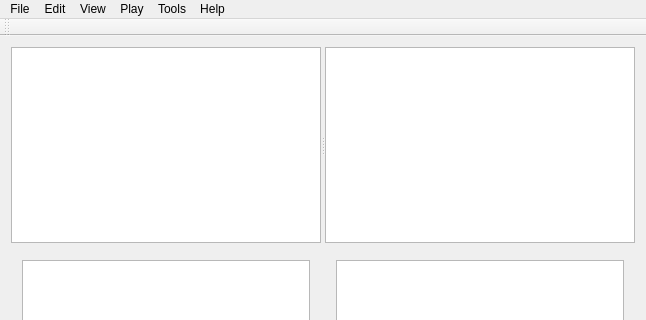
This is MusicPlayerCpp/mainwindow.ui in LindyBalboa/MusicPlayerCpp as Qt 5 draws it before an edit; both pictures show x 0 to 646 and y 0 to 320 of the 646 by 545 pixel window. The edited form follows.
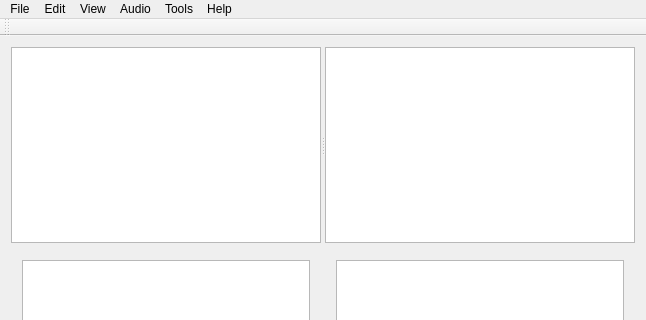
This is the edited form.

```diff
--- a/MusicPlayerCpp/mainwindow.ui
+++ b/MusicPlayerCpp/mainwindow.ui
@@ -124,32 +124,32 @@
      <height>21</height>
     </rect>
    </property>
-   <widget class="QMenu" name="menuFile">
+   <widget class="QMenu" name="fileMenu">
     <property name="title">
      <string>File</string>
     </property>
    </widget>
-   <widget class="QMenu" name="menuEdit">
+   <widget class="QMenu" name="editMenu">
     <property name="title">
      <string>Edit</string>
     </property>
    </widget>
-   <widget class="QMenu" name="menuView">
+   <widget class="QMenu" name="viewMenu">
     <property name="title">
      <string>View</string>
     </property>
    </widget>
-   <widget class="QMenu" name="menuPlay">
+   <widget class="QMenu" name="audioMenu">
     <property name="title">
-     <string>Play</string>
+     <string>Audio</string>
     </property>
    </widget>
-   <widget class="QMenu" name="menuTools">
+   <widget class="QMenu" name="toolsMenu">
     <property name="title">
      <string>Tools</string>
     </property>
    </widget>
-   <widget class="QMenu" name="menuHelp">
+   <widget class="QMenu" name="helpMenu">
     <property name="title">
      <string>Help</string>
     </property>
@@ -169,12 +169,12 @@
     <addaction name="separator"/>
     <addaction name="menuAhah"/>
    </widget>
-   <addaction name="menuFile"/>
-   <addaction name="menuEdit"/>
-   <addaction name="menuView"/>
-   <addaction name="menuPlay"/>
-   <addaction name="menuTools"/>
-   <addaction name="menuHelp"/>
+   <addaction name="fileMenu"/>
+   <addaction name="editMenu"/>
+   <addaction name="viewMenu"/>
+   <addaction name="audioMenu"/>
+   <addaction name="toolsMenu"/>
+   <addaction name="helpMenu"/>
   </widget>
   <widget class="QToolBar" name="mainToolBar">
    <attribute name="toolBarArea">
```
Left out of the diff: 35 changed lines with no effect on the pictures.
